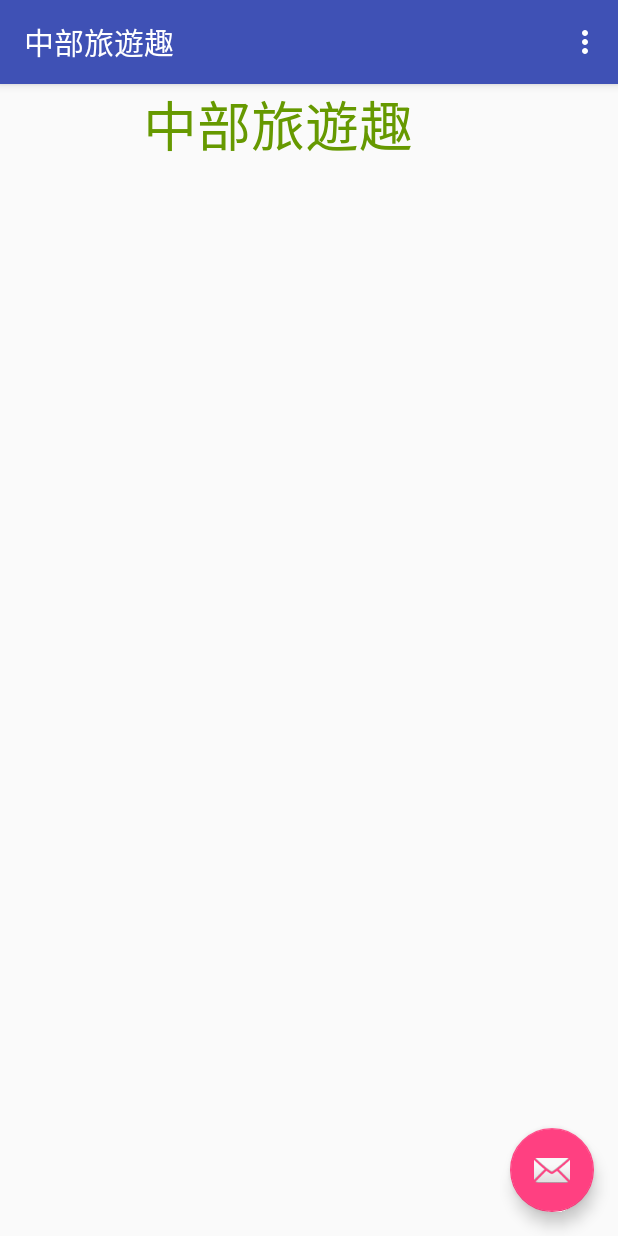
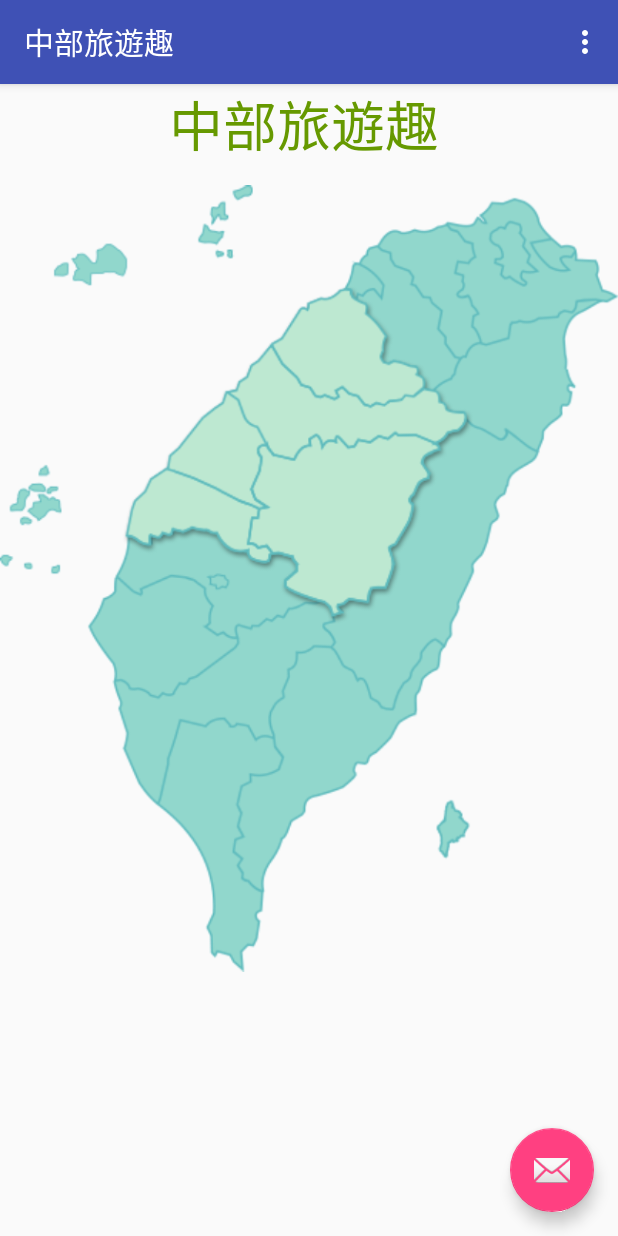
Before and after one commit to hoho870515/android, an Android app: the screen it shows after launch (MainActivity), on a phone screen of 412 x 824 dp. Run offline under Robolectric (Android 15) with nearby library versions, the phone set to English and light mode, and no system bars.

Commit message:
封面+台灣地圖

```diff
--- a/d0672182/app/src/main/res/layout/content_main.xml
+++ b/d0672182/app/src/main/res/layout/content_main.xml
@@ -9,19 +9,22 @@
     tools:showIn="@layout/activity_main">
 
     <LinearLayout
-        android:layout_width="368dp"
-        android:layout_height="495dp"
-        android:orientation="vertical"
-        tools:layout_editor_absoluteX="8dp"
-        tools:layout_editor_absoluteY="8dp">
+        android:layout_width="match_parent"
+        android:layout_height="match_parent"
+        android:orientation="vertical">
 
         <TextView
             android:id="@+id/tv_title"
             android:layout_width="match_parent"
             android:layout_height="wrap_content"
-            android:text="           中部旅遊趣"
+            android:text="             中部旅遊趣"
             android:textColor="@android:color/holo_green_dark"
-            android:textColorLink="@color/colorAccent"
             android:textSize="36sp" />
+
+        <ImageView
+            android:id="@+id/imageView"
+            android:layout_width="match_parent"
+            android:layout_height="wrap_content"
+            app:srcCompat="@drawable/taiwan_map" />
     </LinearLayout>
 </android.support.constraint.ConstraintLayout>
```
Also changed, not shown: d0672182/app/src/main/res/drawable/taiwan_map.png (added).
